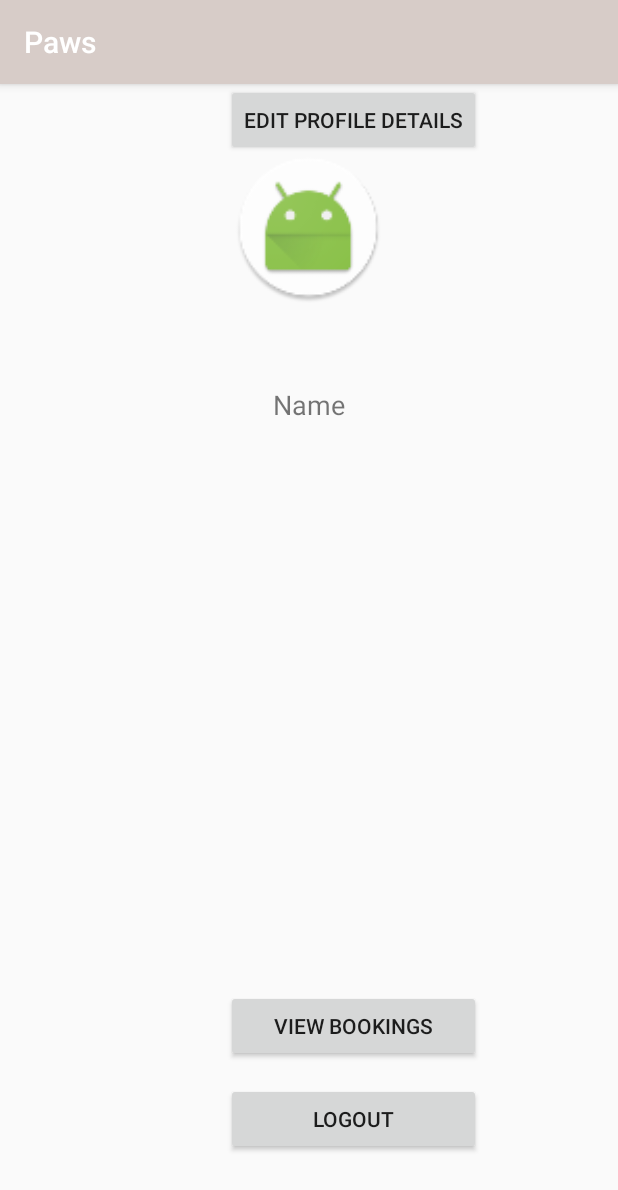
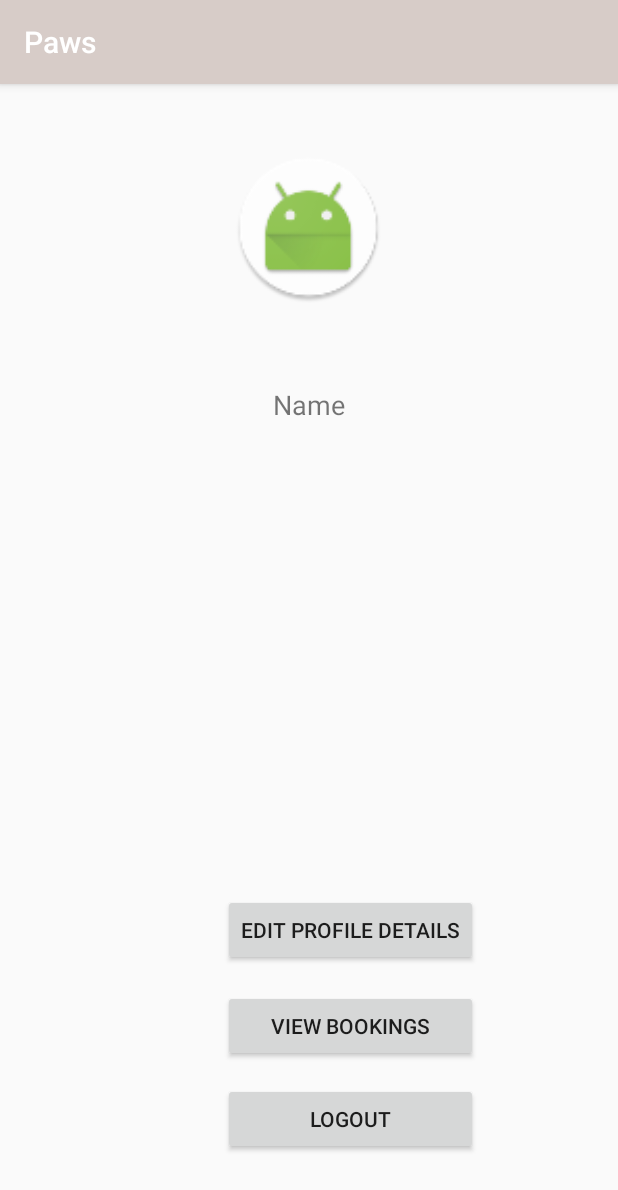
Before and after one commit to marianflanagan/PAWS, an Android app: the PetSitterProfile screen opened directly, with no data from a screen before it, on a phone screen of 412 x 824 dp. Shown: the top 1190 px of the screen. Run offline under Robolectric (Android 15) with nearby library versions, the phone set to English and light mode, and no system bars; our stand-ins replace Firebase (no records; nobody signed in at launch, a user with empty details on screens opened directly).

```diff
--- a/app/src/main/java/com/example/marianflanagan/paws/customer/EditCustomerDetails.java
+++ b/app/src/main/java/com/example/marianflanagan/paws/customer/EditCustomerDetails.java
@@ -10,6 +10,7 @@ import android.widget.Toast;
 
 import com.example.marianflanagan.paws.R;
 import com.example.marianflanagan.paws.model.User;
+import com.example.marianflanagan.paws.pet_sitter.EditPetSitterDetails;
 import com.google.firebase.auth.FirebaseAuth;
 import com.google.firebase.auth.FirebaseUser;
 import com.google.firebase.database.DatabaseReference;
@@ -67,6 +68,8 @@ public class EditCustomerDetails extends AppCompatActivity {
                 FirebaseUser currentUser = mAuth.getCurrentUser();
                 String userID = currentUser.getUid();
 
+                Toast.makeText(EditCustomerDetails.this, R.string.details_added_sucess_message, Toast.LENGTH_LONG).show();
+
                 User user = new User(newName, newTelephone, newAddress);
                 myRef.child(userID).setValue(user);
                 etAddress.setText("");
--- a/app/src/main/res/layout/activity_pet_sitter_profile.xml
+++ b/app/src/main/res/layout/activity_pet_sitter_profile.xml
@@ -32,10 +32,10 @@
         android:layout_width="wrap_content"
         android:layout_height="wrap_content"
         android:text="@string/edit_profile_details"
-        android:layout_marginRight="91dp"
-        android:layout_marginEnd="91dp"
+        android:layout_marginRight="93dp"
+        android:layout_marginEnd="93dp"
         android:layout_marginBottom="16dp"
-        android:layout_above="@+id/btn_bookings"
+        android:layout_above="@+id/bookings"
         android:layout_alignParentRight="true"
         android:layout_alignParentEnd="true" />
 
--- a/app/src/main/res/layout/activity_pet_sitter_selection.xml
+++ b/app/src/main/res/layout/activity_pet_sitter_selection.xml
@@ -6,8 +6,10 @@
     android:layout_height="match_parent"
     tools:context="com.example.marianflanagan.paws.customer.PetSitterSelection">
 
-    <android.support.v7.widget.RecyclerView
+    <ListView
         android:layout_width="match_parent"
         android:layout_height="match_parent"
-        android:id="@+id/select_pet_sitter"/>
+        android:id="@+id/pet_sitter"/>
+
+
 </LinearLayout>
--- a/app/src/main/res/values/strings.xml
+++ b/app/src/main/res/values/strings.xml
@@ -55,4 +55,5 @@
     <string name="success_message">Registration Successful!!!</string>
     <string name="details_validation_error_message">All fields must be filled</string>
     <string name="dog_entry_success_message">Dog successfuly entered!!!</string>
+    <string name="details_added_sucess_message">Details added successfully!!</string>
 </resources>
```
Also changed, not shown: app/src/main/java/com/example/marianflanagan/paws/customer/PetSitterSelection.java (+53 -0 lines), app/src/main/java/com/example/marianflanagan/paws/model/PetSitter.java (+14 -1 lines), app/src/main/java/com/example/marianflanagan/paws/pet_sitter/EditPetSitterDetails.java (+12 -5 lines).
